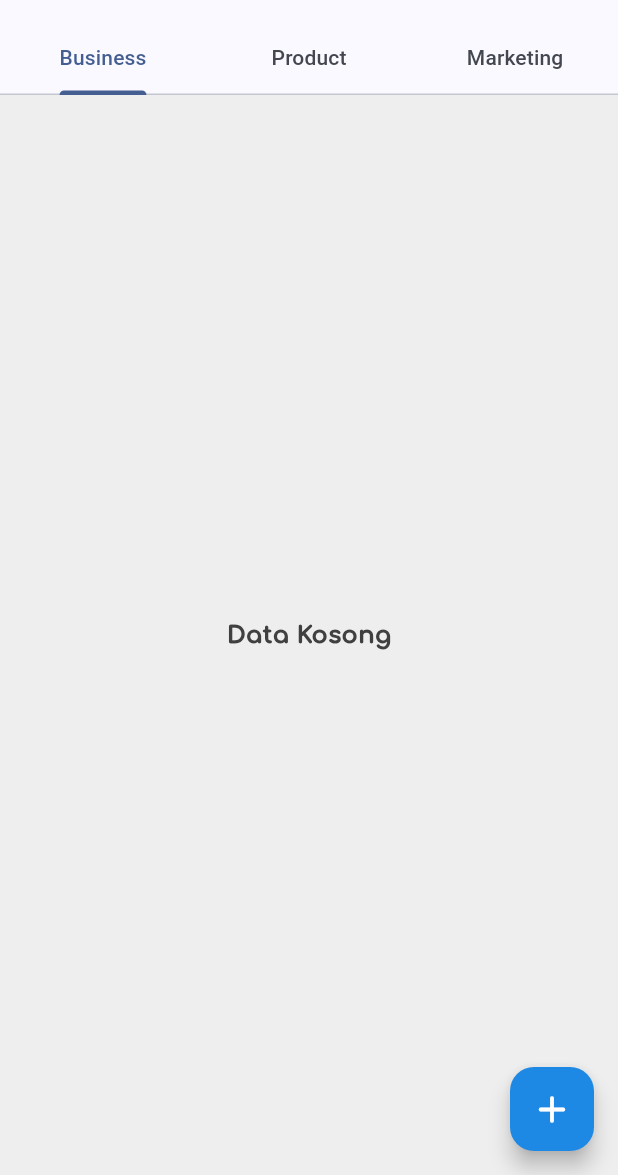
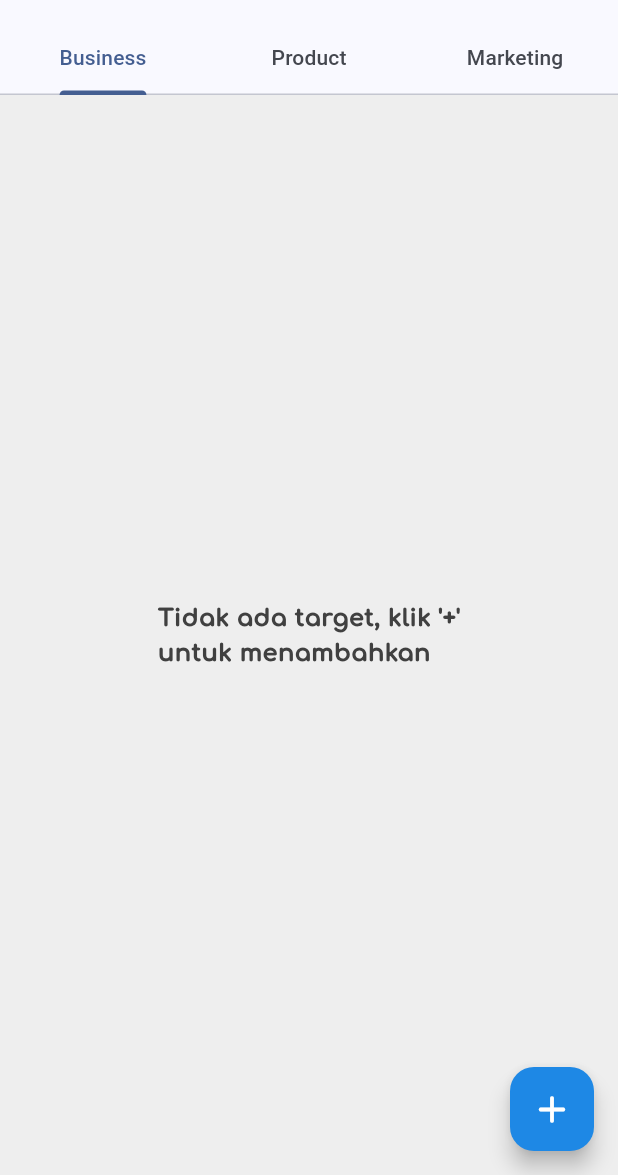
Before and after one commit to erpanpamuji11/my-target-app, a Flutter app: the screen it shows after launch, on a phone screen of 412 x 824 dp, the part 61-1236 px from its top. Run offline on Flutter 3.47's test engine with Material 3 defaults, Android fonts, the phone set to English and light mode, and no system bars; our stand-ins replace bloc, dartz, equatable, flutter_bloc, flutter_spinkit, gap and 3 more; accounts and stored records are empty.

Commit message:
fixing layout

```diff
--- a/lib/core/constants/constant_text.dart
+++ b/lib/core/constants/constant_text.dart
@@ -41,4 +41,5 @@ class ConstantText {
   static const String cancel = 'Cancel';
   static const String delete = 'Delete';
   static const String deleteTarget = 'Delete Target';
+  static const String dataEmpty = "Tidak ada target, klik '+'\nuntuk menambahkan";
 }
--- a/lib/features/business/presentation/pages/business_page.dart
+++ b/lib/features/business/presentation/pages/business_page.dart
@@ -4,6 +4,7 @@ import 'package:flutter_bloc/flutter_bloc.dart';
 import 'package:flutter_spinkit/flutter_spinkit.dart';
 import 'package:gap/gap.dart';
 import 'package:go_router/go_router.dart';
+import 'package:my_terget_app/core/constants/constant_text.dart';
 import 'package:my_terget_app/core/style/style_color.dart';
 import 'package:my_terget_app/core/style/style_text.dart';
 import 'package:my_terget_app/features/business/presentation/blocs/business/business_bloc.dart';
@@ -49,7 +50,7 @@ class BusinessPage extends StatelessWidget {
               if (state.business.isEmpty) {
                 return Center(
                     child: Text(
-                  "Data Kosong",
+                  ConstantText.dataEmpty,
                   style: b1Bold(),
                 ));
               }
--- a/lib/features/marketing/presentation/pages/marketing_page.dart
+++ b/lib/features/marketing/presentation/pages/marketing_page.dart
@@ -4,6 +4,7 @@ import 'package:flutter_bloc/flutter_bloc.dart';
 import 'package:flutter_spinkit/flutter_spinkit.dart';
 import 'package:gap/gap.dart';
 import 'package:go_router/go_router.dart';
+import 'package:my_terget_app/core/constants/constant_text.dart';
 import 'package:my_terget_app/core/style/style_color.dart';
 import 'package:my_terget_app/core/style/style_text.dart';
 import 'package:my_terget_app/features/marketing/presentation/blocs/marketing/marketing_bloc.dart';
@@ -47,7 +48,7 @@ class MarketingPage extends StatelessWidget {
               if (state.marketings.isEmpty) {
                 return Center(
                     child: Text(
-                  "Data Kosong",
+                  ConstantText.dataEmpty,
                   style: b1Bold(),
                 ));
               }
--- a/lib/features/product/presentation/pages/product_page.dart
+++ b/lib/features/product/presentation/pages/product_page.dart
@@ -3,6 +3,7 @@ import 'package:flutter_bloc/flutter_bloc.dart';
 import 'package:flutter_spinkit/flutter_spinkit.dart';
 import 'package:gap/gap.dart';
 import 'package:go_router/go_router.dart';
+import 'package:my_terget_app/core/constants/constant_text.dart';
 import 'package:my_terget_app/core/style/style_color.dart';
 import 'package:my_terget_app/core/style/style_text.dart';
 import 'package:my_terget_app/features/product/presentation/blocs/product/product_bloc.dart';
@@ -45,7 +46,7 @@ class ProductPage extends StatelessWidget {
           if (state.products.isEmpty) {
             return Center(
                 child: Text(
-              "Data Kosong",
+              ConstantText.dataEmpty,
               style: b1Bold(),
             ));
           }
```
Also changed, not shown: 1 other file.
